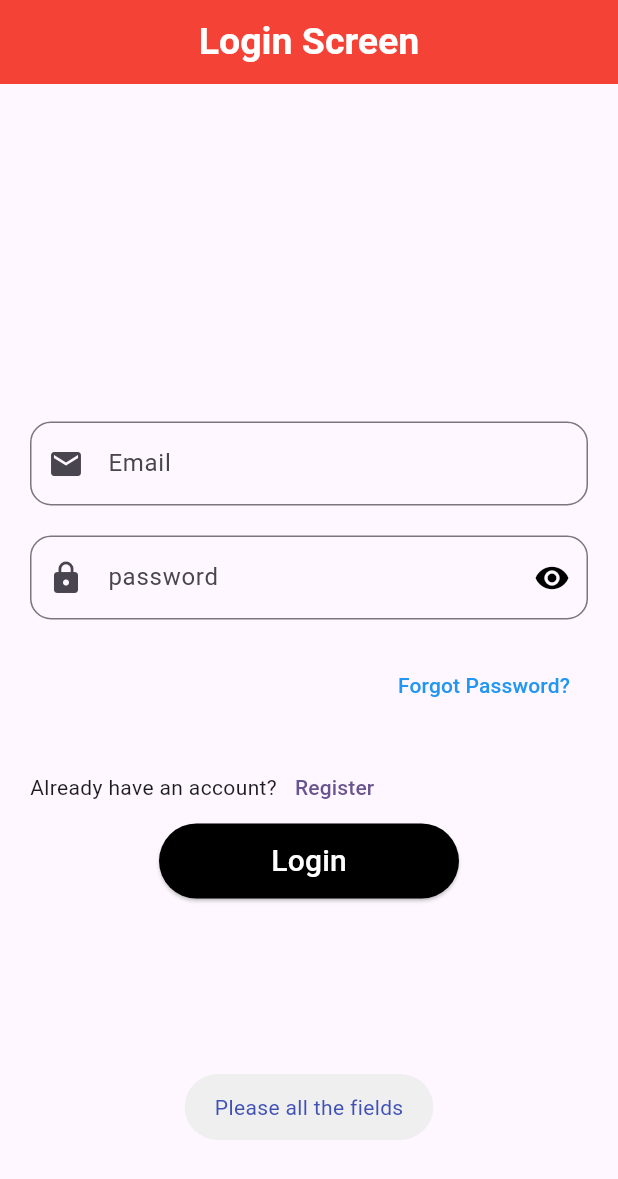
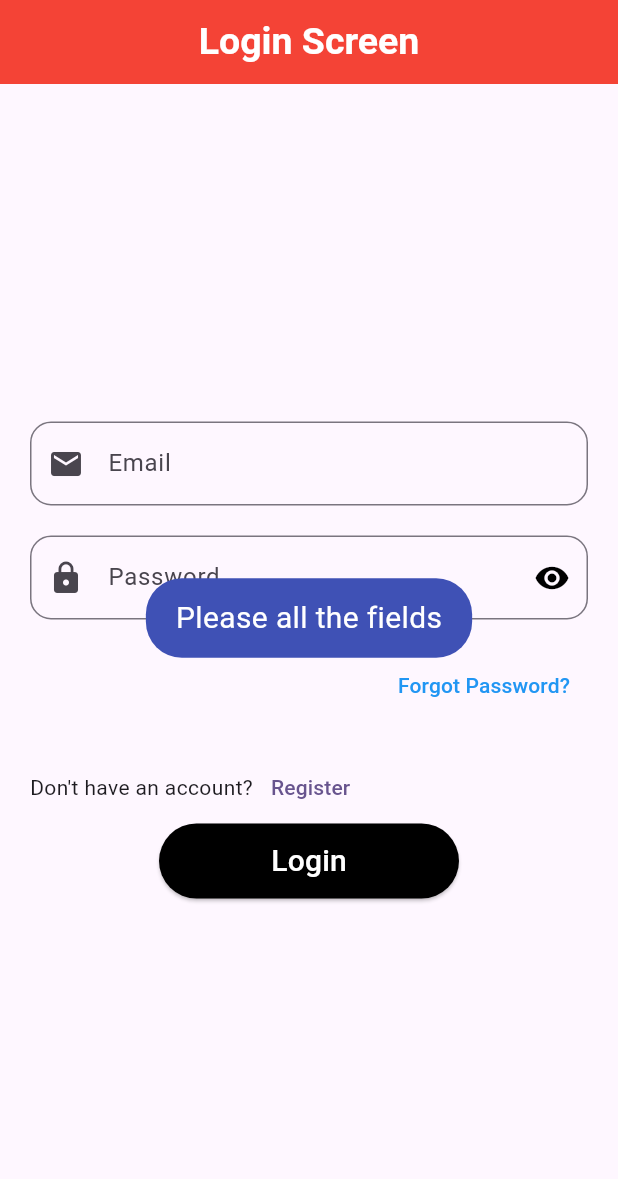
Before and after one commit to Qariziaullahkhan/Mawakay-Tasks-for-Login-and-signup-, a Flutter app: the LoginScreen screen opened directly, after a tap on "Login", on a phone screen of 412 x 824 dp. Shown: the top 1179 px of the screen. Run offline on Flutter 3.47's test engine with Material 3 defaults, Android fonts, the phone set to English and light mode, and no system bars; our stand-ins replace cloud_firestore, firebase_auth, firebase_core, fluttertoast, gap; missing offline and left inert: ndialog; accounts and stored records are empty.

Commit message:
we added some features

```diff
--- a/lib/auth/login_screen.dart
+++ b/lib/auth/login_screen.dart
@@ -1,14 +1,12 @@
-
 import 'package:firebase_auth/firebase_auth.dart';
 import 'package:flutter/material.dart';
 import 'package:fluttertoast/fluttertoast.dart';
-import 'package:gap/gap.dart';
 import 'package:mawakay_task_textformfield/Home_screen.dart';
-import 'package:mawakay_task_textformfield/auth/forgot_password_screen.dart';
-import 'package:mawakay_task_textformfield/auth/signup_screen.dart';
-import 'package:mawakay_task_textformfield/provider/auth_provider.dart';
 import 'package:ndialog/ndialog.dart';
 import 'package:provider/provider.dart';
+import '../widgets/Utillity/Flutter_toast.dart';
+import 'forgot_password_screen.dart';
+import 'signup_screen.dart';
 
 class LoginScreen extends StatefulWidget {
   const LoginScreen({super.key});
@@ -18,184 +16,183 @@ class LoginScreen extends StatefulWidget {
 }
 
 class _LoginScreenState extends State<LoginScreen> {
-  bool _isvisiblity = true;
-  var _formkey = GlobalKey<FormState>();
-  final emailcontroller = TextEditingController();
-  final passwordcontroller = TextEditingController();
+  bool _isVisibility = true;
+  var _formKey = GlobalKey<FormState>();
+  final emailController = TextEditingController();
+  final passwordController = TextEditingController();
+
   @override
   Widget build(BuildContext context) {
-        print("build");
-
     return Scaffold(
       appBar: AppBar(
         centerTitle: true,
         backgroundColor: Colors.red,
         automaticallyImplyLeading: false,
-
-        title:const Text("Login Screen",
-        style: TextStyle(fontSize: 25,fontWeight: FontWeight.bold,color: Colors.white),),
-
+        title: const Text(
+          "Login Screen",
+          style: TextStyle(fontSize: 25, fontWeight: FontWeight.bold, color: Colors.white),
+        ),
       ),
       body: Form(
-        key: _formkey,
+        key: _formKey,
         child: Padding(
-          padding: const EdgeInsets.only(left: 20,right: 20),
+          padding: const EdgeInsets.symmetric(horizontal: 20),
           child: Column(
             mainAxisAlignment: MainAxisAlignment.center,
             children: [
               TextFormField(
-                controller: emailcontroller,
+                controller: emailController,
                 decoration: InputDecoration(
                   hintText: "Email",
                   labelText: "Email",
-
                   prefixIcon: Icon(Icons.email),
-
                   border: OutlineInputBorder(
-                    borderRadius: BorderRadius.circular(14)
+                    borderRadius: BorderRadius.circular(14),
                   ),
-
                 ),
                 validator: (value) {
-                  if(value == null || value.isEmpty){
+                  if (value == null || value.isEmpty) {
                     return "Enter a valid Email";
                   }
-                    bool emailValid =
-               RegExp(r"^[a-zA-Z0-9.a-zA-Z0-9.!#$%&'*+-/=?^_`{|}~]+@[a-zA-Z0-9]+\.[a-zA-Z]+")
+                  bool emailValid = RegExp(
+                          r"^[a-zA-Z0-9.a-zA-Z0-9.!#$%&'*+-/=?^_`{|}~]+@[a-zA-Z0-9]+\.[a-zA-Z]+$")
                       .hasMatch(value);
-                   if(!emailValid){
-                    return "invalid Email address.try again";
+                  if (!emailValid) {
+                    return "Invalid Email address. Try again";
                   }
                   return null;
                 },
-
               ),
-
-                        const Gap(20),
-
+              const SizedBox(height: 20),
               TextFormField(
-                controller: passwordcontroller,
-                obscureText: _isvisiblity,
+                controller: passwordController,
+                obscureText: _isVisibility,
                 decoration: InputDecoration(
-                  hintText: "password",
-                  labelText: "password",
+                  hintText: "Password",
+                  labelText: "Password",
                   prefixIcon: Icon(Icons.lock),
                   suffixIcon: IconButton(
                     onPressed: () {
                       setState(() {
-                              _isvisiblity = !_isvisiblity;
+                        _isVisibility = !_isVisibility;
                       });
                     },
-                          icon: _isvisiblity
-                              ? const Icon(
-                                  Icons.visibility,
-                                  color: Colors.black,
-                                )
-                              : const Icon(
-                                  Icons.visibility_off,
-                                  color: Colors.black,
-                                )),
+                    icon: _isVisibility
+                        ? const Icon(Icons.visibility, color: Colors.black)
+                        : const Icon(Icons.visibility_off, color: Colors.black),
+                  ),
                   border: OutlineInputBorder(
-                    borderRadius: BorderRadius.circular(14)
-                  )
+                    borderRadius: BorderRadius.circular(14),
+                  ),
                 ),
                 validator: (value) {
-                  if(value!.length <8){
-                    return "Please a password length does not match";
+                  if (value == null || value.length < 8) {
+                    return "Password must be at least 8 characters long";
                   }
                   return null;
                 },
               ),
-              const Gap(20),
+              const SizedBox(height: 20),
               Align(
                 alignment: Alignment.bottomRight,
-                child: TextButton(onPressed: (){
-
-
-                  Navigator.of(context).push(MaterialPageRoute(builder: (context){
+                child: TextButton(
+                  onPressed: () {
+                    Navigator.of(context).push(
+                      MaterialPageRoute(
+                        builder: (context) {
                           return const ForgotPasswordScreen();
-                  }));
                         },
-                child: Text("Forgot Password?",style: TextStyle(color: Colors.blue,),))),
-                        const Gap(20),
+                      ),
+                    );
+                  },
+                  child: const Text(
+                    "Forgot Password?",
+                    style: TextStyle(color: Colors.blue),
+                  ),
+                ),
+              ),
+              const SizedBox(height: 20),
               Row(
                 children: [
-                            Text("Already have an account?"),
-                            TextButton(onPressed: (){
-                              Navigator.of(context).push(MaterialPageRoute(builder: (context){
+                  const Text("Don't have an account?"),
+                  TextButton(
+                    onPressed: () {
+                      Navigator.of(context).push(
+                        MaterialPageRoute(
+                          builder: (context) {
                             return const SignupScreen();
-                              }));
-                            }, child: Text("Register"))
-
+                          },
+                        ),
+                      );
+                    },
+                    child: const Text("Register"),
+                  ),
                 ],
               ),
-
               ElevatedButton(
-
                 style: ElevatedButton.styleFrom(
                   backgroundColor: Colors.black,
                   shape: RoundedRectangleBorder(
-                  borderRadius: BorderRadius.circular(25)
+                    borderRadius: BorderRadius.circular(25),
                   ),
-                minimumSize: const Size(200,50),
+                  minimumSize: const Size(200, 50),
+                ),
+                onPressed: () async {
+                       var Email = emailController.text.trim();
+                    var Password = passwordController.text.trim();
 
-
-             ),
-                onPressed: ()async{
-                  var Email = emailcontroller.text.trim();
-                  var Password = passwordcontroller.text.trim();
-                  if(Email.isEmpty || Password.isEmpty){
-                    Fluttertoast.showToast(msg: "Please all the fields",textColor: Colors.indigo);
-                    return ;
+                    if (Email.isEmpty || Password.isEmpty) {
+                      Utils.toastmessage(
+                          "Please all the fields", Colors.indigo);
+                      //show error toast
+                      return;
                     }
-
-                  if(Password.length<8){
-                    Fluttertoast.showToast(msg: "Password deos not match");
-                    return ;
+                    if (Password.length < 8) {
+                      Utils.toastmessage(
+                          "password length is less than 8", Colors.red);
+                      // show error taost
+                      return;
                     }
-
-
                     ProgressDialog progressDialog = ProgressDialog(context,
                         title: const Text("Logging in up"),
                         message: const Text("please provide"));
                     progressDialog.show();
 
-                    try{
+                    try {
                       FirebaseAuth auth = FirebaseAuth.instance;
                       UserCredential? userCredential =
                           await auth.signInWithEmailAndPassword(
                               email: Email, password: Password);
-                              if(userCredential.user!= null){
+                      if (userCredential.user!= null) {
                         progressDialog.dismiss();
-                                      Navigator.of(context).pushReplacement(MaterialPageRoute(builder: (context){
-                                        return const HomeScreen();
-                                      }));
 
-                              }
-                              else{
-                                     Navigator.of(context).pushReplacement(MaterialPageRoute(builder: (context){
-                                        return const ForgotPasswordScreen();
+                        Navigator.of(context).pushReplacement(
+                            MaterialPageRoute(builder: (context) {
+                          return const LoginScreen();
                         }));
                       }
-
+                    } on FirebaseAuthException catch (e) {
+                      if (e.code == 'user-not-found') {
+                        //Utils.showo
+                        Fluttertoast.showToast(
+                            msg: "user not found", fontSize: 30);
+                      } else {
+                        if (e.code == "email-already-in-use") {
+                          Fluttertoast.showToast(
+                              msg: "${e.message} ", fontSize: 30);
+                          // Utils.toastmessage("Wrong Password",);
                         }
-
-                    catch(e){
+                      }
+                    } catch (e) {
                       progressDialog.dismiss();
                       Fluttertoast.showToast(msg: "wrong password");
                     }
-
-                // if(_formkey.currentState!.validate()){
-                //   await authProvider.login(emailcontroller.text.trim(), passwordcontroller.text.trim());
-                // Navigator.of(context).push(MaterialPageRoute(builder: (context){
-                //   return const HomeScreen();
-                // }));
-                // }
-
                 },
-              child: Text("Login",style:TextStyle(fontSize: 20,color: Colors.white),),
+                child: const Text(
+                  "Login",
+                  style: TextStyle(fontSize: 20, color: Colors.white),
                 ),
-
+              ),
             ],
           ),
         ),
--- a/lib/auth/signup_screen.dart
+++ b/lib/auth/signup_screen.dart
@@ -5,7 +5,6 @@ import 'package:fluttertoast/fluttertoast.dart';
 import 'package:gap/gap.dart';
 import 'package:mawakay_task_textformfield/Home_screen.dart';
 import 'package:mawakay_task_textformfield/auth/login_screen.dart';
-import 'package:mawakay_task_textformfield/provider/auth_provider.dart';
 import 'package:ndialog/ndialog.dart';
 import 'package:provider/provider.dart';
 
--- a/lib/main.dart
+++ b/lib/main.dart
@@ -4,13 +4,12 @@ import 'package:flutter/material.dart';
 import 'package:mawakay_task_textformfield/Home_screen.dart';
 import 'package:mawakay_task_textformfield/auth/login_screen.dart';
 import 'package:mawakay_task_textformfield/auth/signup_screen.dart';
-import 'package:mawakay_task_textformfield/provider/auth_provider.dart';
 import 'package:provider/provider.dart';
 
 void main() async{
   WidgetsFlutterBinding.ensureInitialized();
   await Firebase.initializeApp(
-    options: FirebaseOptions(apiKey: "AIzaSyDG6HiRxgKOJVe0I9DqKD3K8nNtv5PvnKo",
+    options: const FirebaseOptions(apiKey: "AIzaSyDG6HiRxgKOJVe0I9DqKD3K8nNtv5PvnKo",
      appId:  "1:782135128143:android:5dff6fbcf5ea1fbc3a3a3a",
       messagingSenderId: "782135128143", projectId: "mawakay-task",
       storageBucket:  "mawakay-task.appspot.com"),
@@ -21,7 +20,6 @@ void main() async{
 class MyApp extends StatelessWidget {
   const MyApp({super.key});
 
-  // This widget is the root of your application.
   @override
   Widget build(BuildContext context) {
     return MaterialApp(
--- /dev/null
+++ b/lib/widgets/Utillity/Flutter_toast.dart
@@ -0,0 +1,16 @@
+import 'package:flutter/material.dart';
+import 'package:fluttertoast/fluttertoast.dart';
+
+class Utils {
+  static toastmessage(var message, var color) {
+    return Fluttertoast.showToast(
+        msg: "$message",
+        toastLength: Toast.LENGTH_LONG,
+        gravity: ToastGravity.CENTER,
+        timeInSecForIosWeb: 1,
+        backgroundColor: color,
+
+        textColor: Colors.white,
+        fontSize: 20.0);
+  }
+}
```
Also changed, not shown: lib/Home_screen.dart (+25 -4 lines), lib/provider/auth_provider.dart (deleted, +0 -21 lines). Lines whose indentation alone changed are shown as unchanged.
